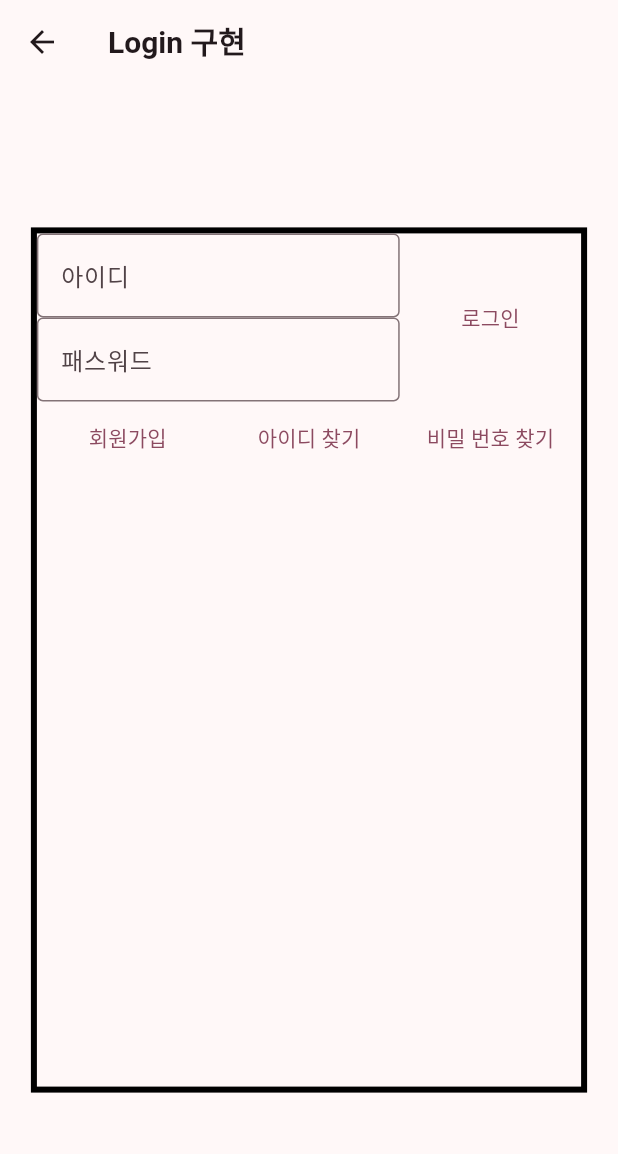
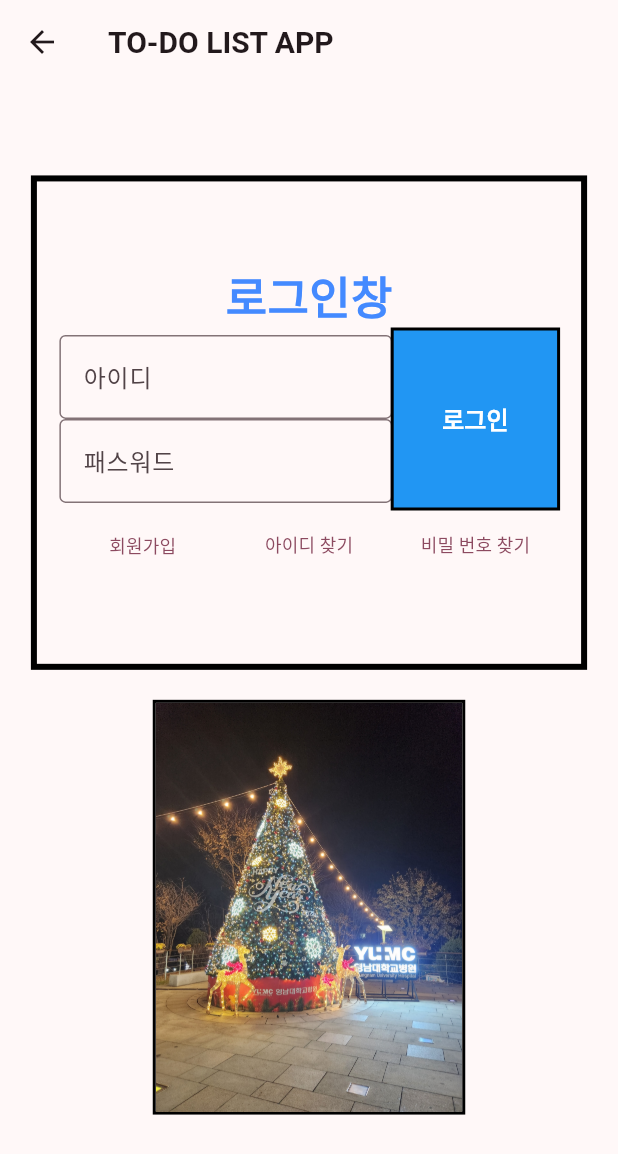
Before and after one commit to ak4700159/todo-list, a Flutter app: the screen it shows after launch, after a tap on "이동하기", on a phone screen of 412 x 824 dp. Shown: the top 1154 px of the screen. Run offline on Flutter 3.47's test engine with Material 3 defaults, Android fonts, the phone set to English and light mode, and no system bars.

Commit message:
ver 1.2 ( 로그인창 UI 구현 )

```diff
--- a/lib/sub_screen/login_screen.dart
+++ b/lib/sub_screen/login_screen.dart
@@ -1,31 +1,48 @@
 import 'package:flutter/material.dart';
 
 class LoginScreen extends StatelessWidget {
+  const LoginScreen({super.key});
+
   @override
   Widget build(BuildContext context) {
-    Widget _LoginSubFields = Row(
+    Row LoginSubFields = Row(
       children: [
         Expanded(
           child: TextButton(
             onPressed: () {},
-            child: const Text('회원가입'),
+            child: const Text(
+              '회원가입',
+              style: TextStyle(
+                fontSize: 12,
+              ),
+            ),
           ),
         ),
         Expanded(
           child: TextButton(
             onPressed: () {},
-            child: const Text('아이디 찾기'),
+            child: const Text(
+              '아이디 찾기',
+              style: TextStyle(
+                fontSize: 12,
+              ),
+            ),
           ),
         ),
         Expanded(
           child: TextButton(
             onPressed: () {},
-            child: const Text('비밀 번호 찾기'),
+            child: const Text(
+              '비밀 번호 찾기',
+              style: TextStyle(
+                fontSize: 12,
+              ),
+            ),
           ),
         )
       ],
     );
-    Widget _LoginMainFields = Row(
+    Row LoginMainFields = Row(
       mainAxisAlignment: MainAxisAlignment.start,
       children: [
         const Expanded(
@@ -53,40 +70,82 @@ class LoginScreen extends StatelessWidget {
         ),
         Expanded(
           flex: 2,
-          child: TextButton(onPressed: () {}, child: Text('로그인'),),
+          child: TextButton(
+            onPressed: () {},
+            style: const ButtonStyle(
+              shape: MaterialStatePropertyAll<ContinuousRectangleBorder?>(
+                ContinuousRectangleBorder(
+                  side: BorderSide(width: 2.0, color: Colors.black),
+                ),
+              ),
+              fixedSize: MaterialStatePropertyAll<Size?>(Size(120, 120)),
+              backgroundColor: MaterialStatePropertyAll<Color?>(Colors.blue),
+            ),
+            child: const Text(
+              '로그인',
+              style: TextStyle(
+                fontWeight: FontWeight.bold,
+                color: Colors.white,
+                fontSize: 16,
+              ),
+            ),
+          ),
         ),
       ],
     );
-    Widget _LoginTools = Container(
+    Container LoginTools = Container(
+      padding: const EdgeInsets.all(15.0),
       decoration: BoxDecoration(
-        border: Border.all(width: 4, color: Colors.black),),
-      width: MediaQuery
-          .of(context)
-          .size
-          .width * 0.9,
-      height: MediaQuery
-          .of(context)
-          .size
-          .height * 0.7,
+        border: Border.all(width: 4, color: Colors.black),
+      ),
+      width: MediaQuery.of(context).size.width * 0.9,
+      height: MediaQuery.of(context).size.height * 0.4,
       child: Column(
+        mainAxisAlignment: MainAxisAlignment.center,
         children: [
-          _LoginMainFields,
-          _LoginSubFields,
+          const Text(
+            '로그인창',
+            style: TextStyle(
+              fontSize: 30,
+              fontWeight: FontWeight.bold,
+              color: Colors.blueAccent,
+            ),
+          ),
+          LoginMainFields,
+          LoginSubFields,
         ],
       ),
     );
 
     return Scaffold(
       appBar: AppBar(
-        title: const Text('Login 구현')
-        ,),
+        title: const Text('TO-DO LIST APP'),
+      ),
       body: Center(
-        child: Column(
-          mainAxisAlignment: MainAxisAlignment.center,
-          children: [_LoginTools],
+        child: SingleChildScrollView(
+          child: Column(
+            crossAxisAlignment: CrossAxisAlignment.center,
+            children: [
+              LoginTools,
+              Padding(
+                padding: const EdgeInsets.all(20.0),
+                child: Container(
+                  decoration: BoxDecoration(
+                    border: Border.all(
+                      color: Colors.black,
+                      width: 2,
+                    ),
+                  ),
+                  child: Image.asset(
+                    'assets/tree.jpg',
+                    scale: 6,
+                  ),
+                ),
+              ),
+            ],
+          ),
         ),
-      )
-      ,
+      ),
     );
   }
 }
--- a/lib/sub_screen/splash_screen.dart
+++ b/lib/sub_screen/splash_screen.dart
@@ -17,8 +17,6 @@ class _SplashScreenState extends State<SplashScreen>
   void initState() {
     print('splash create');
     controller = AnimationController(
-      /// [AnimationController]s can be created with `vsync: this` because of
-      /// [TickerProviderStateMixin].
       vsync: this,
       duration: const Duration(seconds: 5),
     )..addListener(() {
@@ -31,7 +29,6 @@ class _SplashScreenState extends State<SplashScreen>
   @override
   void dispose() {
     controller.dispose();
-    print('splash delete');
     super.dispose();
   }
 
@@ -64,7 +61,7 @@ class _SplashScreenState extends State<SplashScreen>
                   Navigator.push(
                     context,
                     MaterialPageRoute(
-                        builder: (context) => LoginScreen()),
+                        builder: (context) => const LoginScreen()),
                   );
                 },
                 child: Text(
--- a/pubspec.yaml
+++ b/pubspec.yaml
@@ -35,6 +35,7 @@ dependencies:
   # The following adds the Cupertino Icons font to your application.
   # Use with the CupertinoIcons class for iOS style icons.
   cupertino_icons: ^1.0.2
+  shared_preferences: ^2.2.2
 
 dev_dependencies:
   flutter_test:
@@ -45,7 +46,7 @@ dev_dependencies:
   # activated in the `analysis_options.yaml` file located at the root of your
   # package. See that file for information about deactivating specific lint
   # rules and activating additional ones.
-  flutter_lints: ^2.0.0
+  flutter_lints: ^3.0.1
 
 # For information on the generic Dart part of this file, see the
 # following page: https://dart.dev/tools/pub/pubspec
@@ -59,7 +60,8 @@ flutter:
   uses-material-design: true
 
   # To add assets to your application, add an assets section, like this:
-  # assets:
+  assets:
+    - assets/tree.jpg
   #   - images/a_dot_burr.jpeg
   #   - images/a_dot_ham.jpeg
 
```
Also changed, not shown: assets/tree.jpg (added), pubspec.lock, 2 other files.
